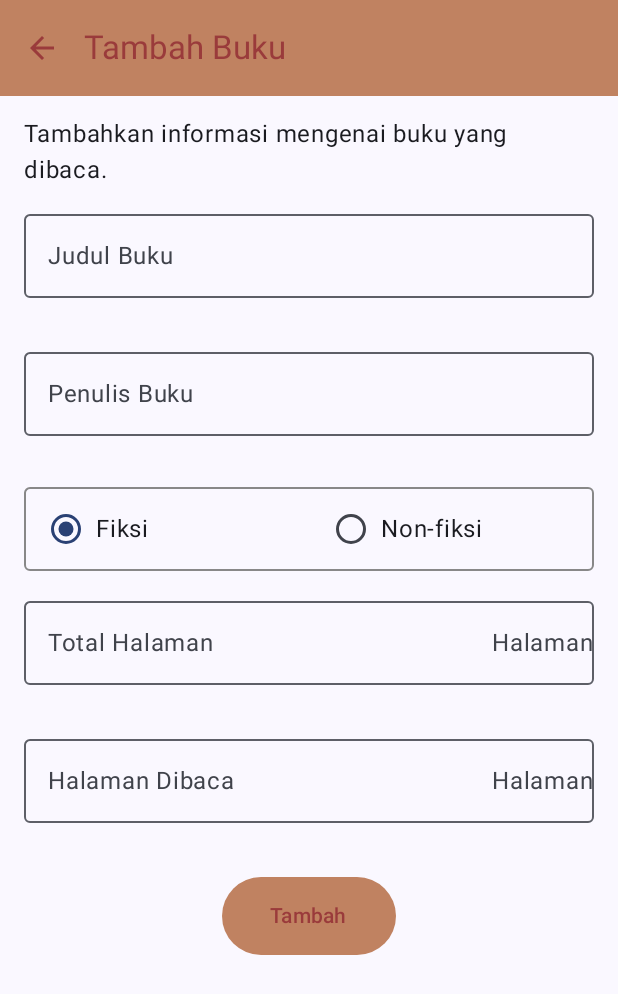
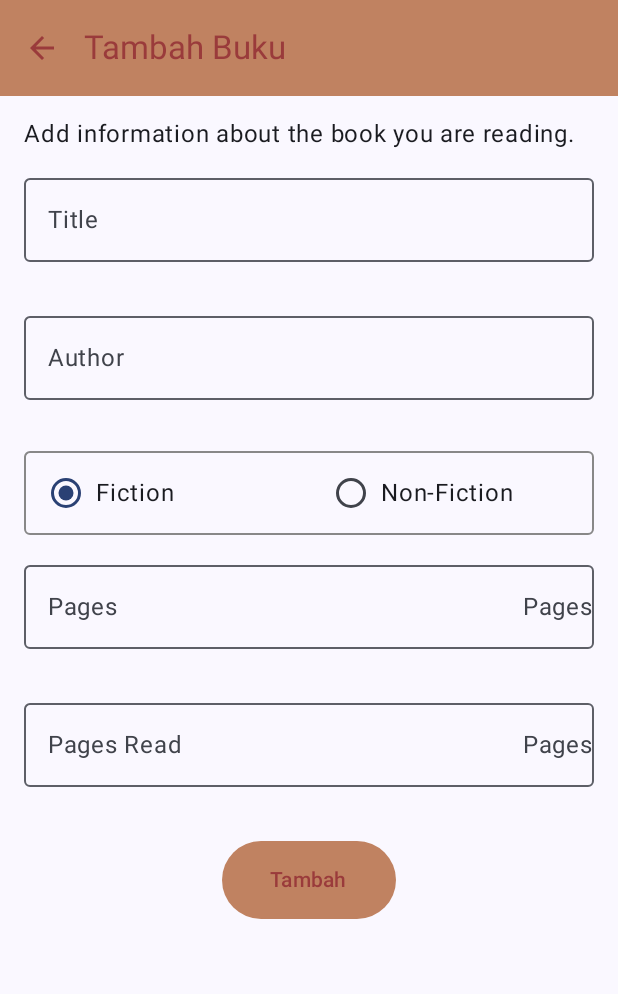
Before and after one commit to Debbylelycaa/Assessment-Mobpro, an Android app built with Jetpack Compose: the AddScreen screen opened through its navigation route, on a phone screen of 412 x 824 dp. Shown: the top 994 px of the screen. Run offline under Robolectric (Android 15) with nearby library versions, the light colour scheme and no system bars.

Commit message:
Perbaikan multi-bahasa

```diff
--- a/app/src/main/res/values/strings.xml
+++ b/app/src/main/res/values/strings.xml
@@ -1,35 +1,35 @@
 <resources>
     <string name="app_name">BaKu</string>
-    <string name="back">Kembali</string>
+    <string name="back">Back</string>
     <string name="about_app">Tentang BaKu</string>
-    <string name="copyright">BaKu [Bacaan-Ku] merupakan aplikasi untuk melakukan <i>tracking</i> pada buku yang dibaca.   BaKu mencatat seberapa jauh pengguna telah membaca buku yang diinput ke dalam aplikasi.</string>
-    <string name="fiksi">Fiksi</string>
-    <string name="nonfiksi">Non-fiksi</string>
-    <string name="baku_intro">Tambahkan informasi mengenai buku yang dibaca.</string>
-    <string name="judul_buku">Judul Buku</string>
-    <string name="penulis_buku">Penulis Buku</string>
-    <string name="total_halaman">Total Halaman</string>
+    <string name="copyright">BaKu [Bacaan-Ku] is an application for tracking the books you read. BaKu records how far the user has read the book entered into the application.</string>
+    <string name="fiksi">Fiction</string>
+    <string name="nonfiksi">Non-Fiction</string>
+    <string name="baku_intro">Add information about the book you are reading.</string>
+    <string name="judul_buku">Title</string>
+    <string name="penulis_buku">Author</string>
+    <string name="total_halaman">Pages</string>
     <string name="simpan">Tambah</string>
     <string name="progres_x">Progress : %1$.2f %%</string>
-    <string name="bagikan_progress">Hai! Saat ini saya membaca buku %1$s berjudul %2$s dengan progress %3$.2f %%!</string>
-    <string name="share">Bagikan</string>
-    <string name="sedang_dibaca">Sedang dibaca.</string>
-    <string name="selesai">Selesai dibaca.</string>
-    <string name="input_invalid">Silahkan isi dengan masukan yang sesuai.</string>
-    <string name="halaman_dibaca">Halaman Dibaca</string>
+    <string name="bagikan_progress">Hi! I\'m currently reading %1$s book entitled %2$s with %3$.2f %% progress!</string>
+    <string name="share">Share</string>
+    <string name="sedang_dibaca">Currently reading.</string>
+    <string name="selesai">Done reading.</string>
+    <string name="input_invalid">Please fill it in with appropriate input.</string>
+    <string name="halaman_dibaca">Pages Read</string>
     <string name="add">Tambah Buku</string>
-    <string name="tambah_buku">Tambah buku bacaan</string>
-    <string name="list_kosong">Belum ada buku yang dibaca.</string>
+    <string name="tambah_buku">Add reading books</string>
+    <string name="list_kosong">Haven\'t read any books yet.</string>
     <string name="x_diklik">%1$s dibaca.</string>
-    <string name="laman">Halaman</string>
-    <string name="judul_buku_x">Judul : %1$s</string>
-    <string name="penulis_buku_x">Penulis : %1$s</string>
-    <string name="kategori">Kategori : %1$s</string>
-    <string name="total_halaman_x">Total Halaman :  %1$s</string>
-    <string name="halaman_dibaca_x">Halaman Dibaca :  %1$s</string>
-    <string name="judul">"Judul : "</string>
-    <string name="penulis">"Penulis : "</string>
-    <string name="kategoriList">"Kategori : "</string>
-    <string name="baku_image_description">Ikon BaKu</string>
-    <string name="about_dev">BaKu dikembangkan dengan tujuan pemenuhan assessment 1 mata kuliah Pemrograman untuk Perangkat Bergerak 1; atas nama Debby Lelyca Rohdearni dengan NIM 6706220152 dari kelas 46-01.</string>
+    <string name="laman">Pages</string>
+    <string name="judul_buku_x">Title : %1$s</string>
+    <string name="penulis_buku_x">Author : %1$s</string>
+    <string name="kategori">Category : %1$s</string>
+    <string name="total_halaman_x">Pages : %1$s</string>
+    <string name="halaman_dibaca_x">Currently reading : %1$s</string>
+    <string name="judul">"Title : "</string>
+    <string name="penulis">"Author : "</string>
+    <string name="kategoriList">"Category : "</string>
+    <string name="baku_image_description">BaKu Icons</string>
+    <string name="about_dev">BaKu was developed with the aim of fulfilling assessment 1 of the Programming for Mobile Devices 1 course; on behalf of Debby Lelyca Rohdearni with ID 6706220152 from class 46- 01.</string>
 </resources>
```
Also changed, not shown: 2 other files.
